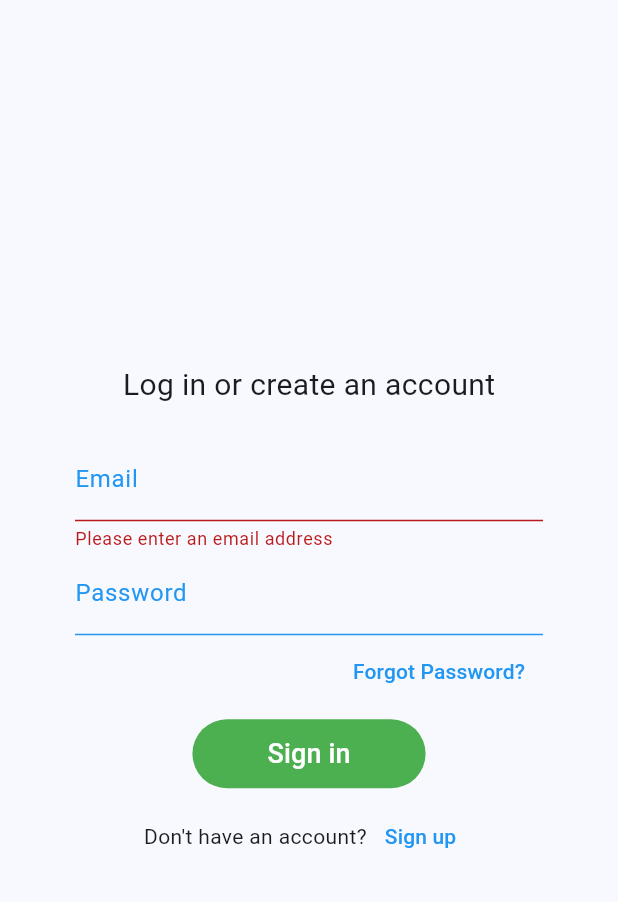
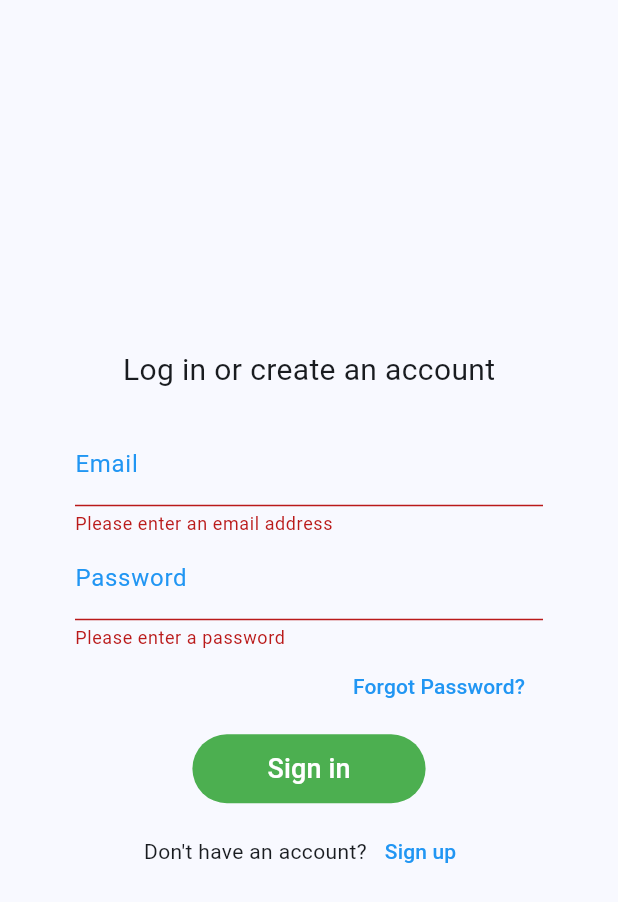
Before and after one commit to Spark-Pet/app, a Flutter app: the screen it shows after launch, after a tap on "Sign in", on a phone screen of 412 x 824 dp. Shown: the top 902 px of the screen. Run offline on Flutter 3.47's test engine with Material 2 defaults, Android fonts, the phone set to English and light mode, and no system bars; our stand-ins replace flutter_riverpod.

Commit message:
Validate user info in backend #13

```diff
--- a/lib/models/user_data.dart
+++ b/lib/models/user_data.dart
@@ -5,6 +5,7 @@ class UserData {
     required this.id,
     required this.name,
     required this.email,
+    required this.password,
     required this.username,
     required this.petId,
     required this.statsId,
@@ -19,6 +20,7 @@ class UserData {
   String id;
   String name;
   String email;
+  String password;
   String username;
   String petId;
   String statsId;
@@ -37,6 +39,7 @@ class UserDb {
       name: 'John Doe',
       username: 'jdoe',
       email: 'johndoe@gmail.com',
+      password: 'password',
       petId: 'pet-001',
       statsId: 'stats-001',
       bones: 100,
@@ -50,6 +53,7 @@ class UserDb {
       name: 'Jane Doe',
       username: 'janedoe',
       email: 'janedoe@mail.com',
+      password: 'password',
       petId: 'pet-002',
       statsId: 'stats-002',
       bones: 100,
@@ -63,6 +67,7 @@ class UserDb {
       name: 'John Smith',
       username: 'jsmith',
       email: 'jsmith@gmail.com',
+      password: 'password',
       petId: 'pet-003',
       statsId: 'stats-003',
       bones: 100,
@@ -80,6 +85,15 @@ class UserDb {
   List<UserData> getUsers(List<String> userIDs) {
     return _users.where((userData) => userIDs.contains(userData.id)).toList();
   }
+
+  String login(String email, String password) {
+    try {
+      final user = _users.firstWhere((userData) => userData.email == email && userData.password == password);
+      return user.id;
+    } catch (e) {
+      return '';
+    }
+  }
 }
 
 final Provider<UserDb> userDbProvider = Provider<UserDb>((_) => UserDb());
--- a/lib/screens/login.dart
+++ b/lib/screens/login.dart
@@ -10,6 +10,8 @@ class LoginScreen extends ConsumerWidget {
 
   @override
   Widget build(BuildContext context, WidgetRef ref) {
+    TextEditingController emailController = TextEditingController();
+    TextEditingController passwordController = TextEditingController();
     return Scaffold(
       body: Form(
         key: _formKey,
@@ -35,6 +37,7 @@ class LoginScreen extends ConsumerWidget {
                   }
                   return null;
                 },
+                controller: emailController,
                 decoration: const InputDecoration(
                   labelText: 'Email',
                   enabledBorder: UnderlineInputBorder(
@@ -46,8 +49,15 @@ class LoginScreen extends ConsumerWidget {
                   labelStyle: TextStyle(color: Colors.blue),
                 ),
               ),
-              const TextField(
-                decoration: InputDecoration(
+              TextFormField(
+                validator: (value) {
+                  if (value == null || value.isEmpty) {
+                    return 'Please enter a password';
+                  }
+                  return null;
+                },
+                controller: passwordController,
+                decoration: const InputDecoration(
                   labelText: 'Password',
                   enabledBorder: UnderlineInputBorder(
                     borderSide: BorderSide(color: Colors.blue),
@@ -90,10 +100,16 @@ class LoginScreen extends ConsumerWidget {
                 ),
                 onPressed: () {
                   if (_formKey.currentState!.validate()) {
+                    String userId = ref.watch(userDbProvider).login(emailController.text, passwordController.text);
+                    if (userId.isNotEmpty) {
+                      ScaffoldMessenger.of(context).showSnackBar(
+                        const SnackBar(content: Text('Successfully logged in')),
+                      );
+                      ref.read(currentUserIDProvider.notifier).state = userId;
+                    }
                     ScaffoldMessenger.of(context).showSnackBar(
-                      const SnackBar(content: Text('Successfully logged in')),
+                      const SnackBar(content: Text('Invalid email or password')),
                     );
-                    ref.read(currentUserIDProvider.notifier).state = 'user-001';
                   }
                 },
               ),
```
